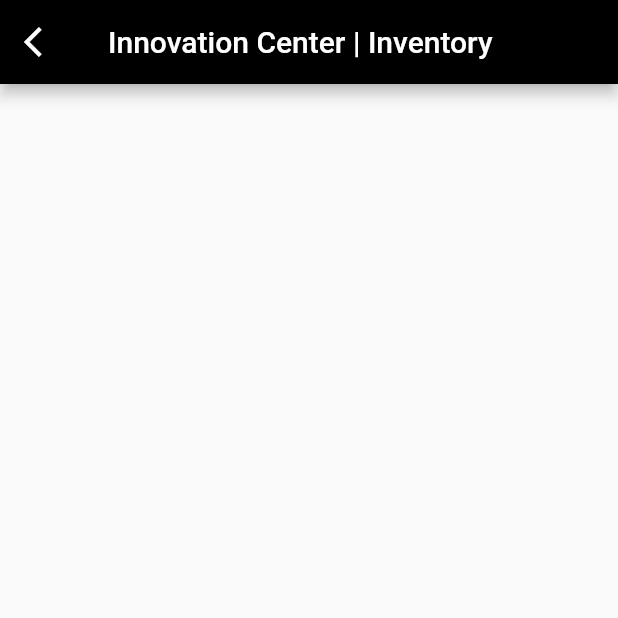
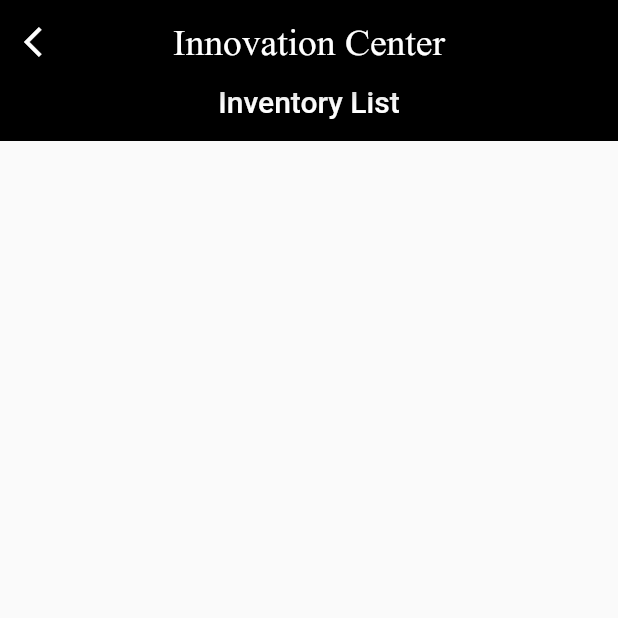
Before and after one commit to innovation-center-gitam-hyd/Innovation-Center-App, a Flutter app: the MyInventory screen opened directly, on a phone screen of 412 x 824 dp, the top half of it. Run offline on Flutter 3.47's test engine with Material 2 defaults, Android fonts, the phone set to English and light mode, and no system bars; our stand-ins replace flutter_custom_clippers.

Commit message:
commit to 'master'

```diff
--- a/lib/myScreen/inventory.dart
+++ b/lib/myScreen/inventory.dart
@@ -11,15 +11,41 @@ class _MyInventoryState extends State<MyInventory> {
     return Scaffold(
       appBar: AppBar(
         title: Text(
-          "Innovation Center | Inventory",
+          "Innovation Center",
+          style: TextStyle(fontFamily: 'TimesNewRoman', fontSize: 25),
         ),
         backgroundColor: Colors.black,
         leading: IconButton(
           icon: Icon(Icons.arrow_back_ios),
           onPressed: () => Navigator.pop(context),
         ),
+        centerTitle: true,
       ),
-      body: Container(),
+      body: Column(
+        children: [
+          Container(
+            color: Colors.black,
+            child: Padding(
+              padding: const EdgeInsets.only(bottom: 15),
+              child: Column(
+                crossAxisAlignment: CrossAxisAlignment.stretch,
+                children: [
+                  Center(
+                    child: Text(
+                      "Inventory List",
+                      style: TextStyle(
+                        color: Colors.white,
+                        fontSize: 20,
+                        fontWeight: FontWeight.w500,
+                      ),
+                    ),
+                  ),
+                ],
+              ),
+            ),
+          ),
+        ],
+      ),
     );
   }
 }
```
Also changed, not shown: 9 other files.
